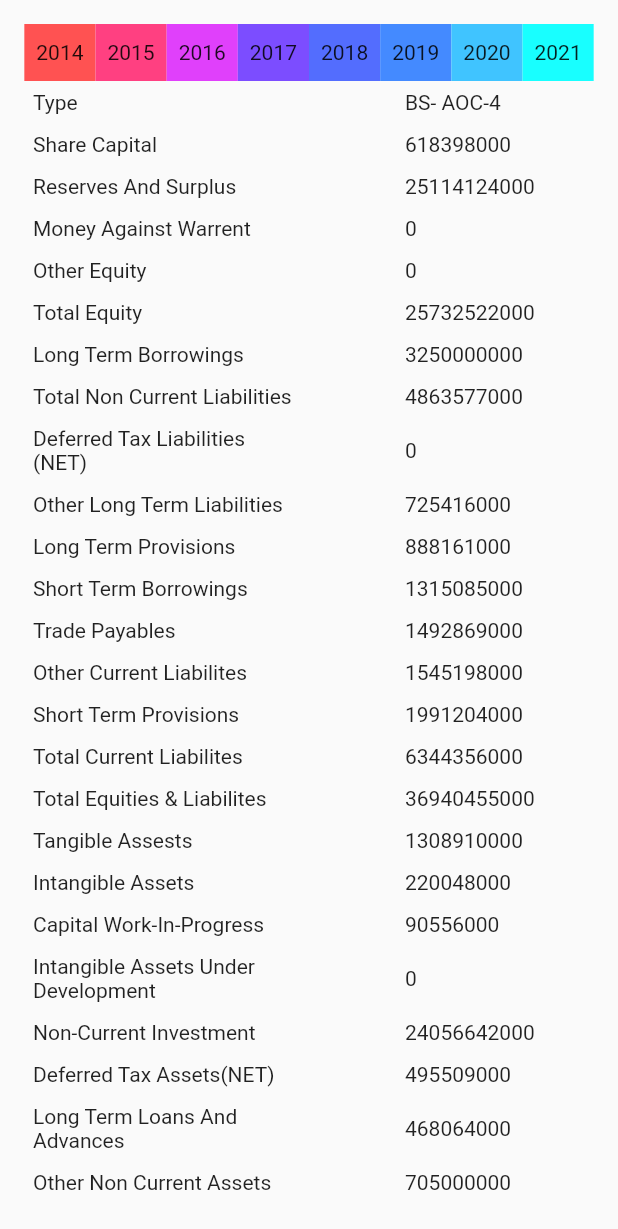
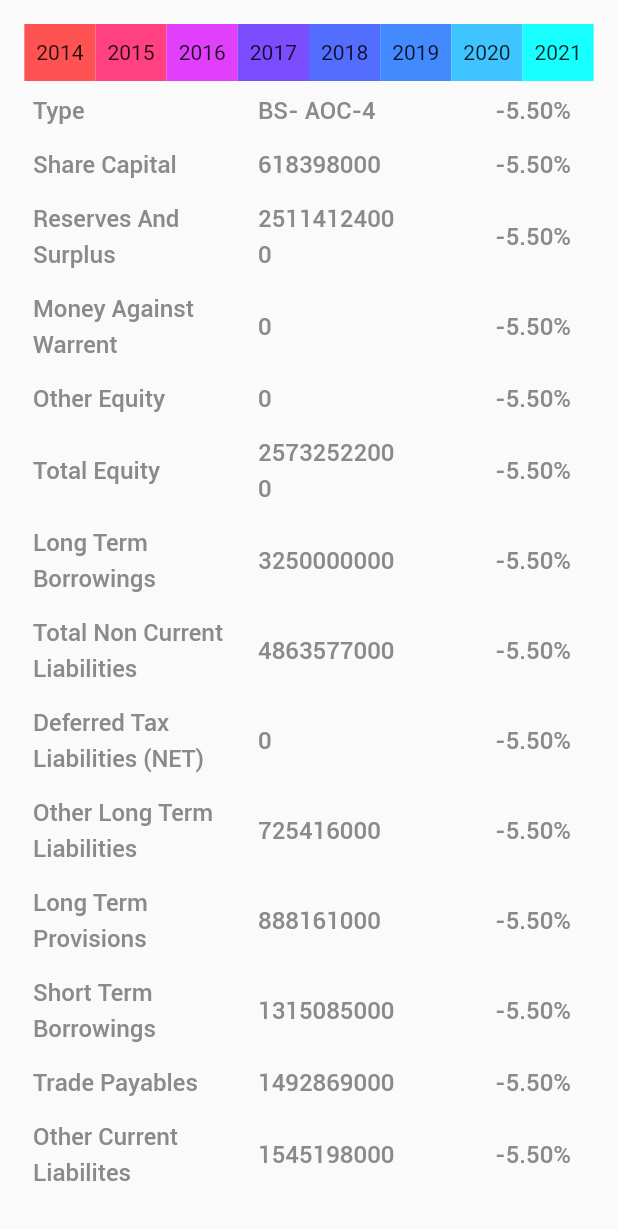
Before and after one commit to himanshuyadav146/the_company_check, a Flutter app: the MyList screen opened directly, after a tap on "Get Data", on a phone screen of 412 x 824 dp. Shown: the top 1229 px of the screen. Run offline on Flutter 3.47's test engine with Material 2 defaults, Android fonts, the light colour scheme and no system bars; our stand-ins replace flutter_spinkit, mobx; missing offline and left inert: d_chart; generated files the repository leaves out were written again; network calls fail.

```diff
--- a/lib/screens/charges/mywidget.dart
+++ b/lib/screens/charges/mywidget.dart
@@ -1,4 +1,5 @@
 import 'package:flutter/material.dart';
+import 'package:the_company_check/theme/app_theme.dart';
 
 class MyRow extends StatelessWidget {
   const MyRow({
@@ -88,13 +89,48 @@ class MyRow extends StatelessWidget {
     return Row(
       children: [
         SizedBox(
-          width: 180,
-          child: Text(getName()),
+          width: 150,
+          child: Text(getName(),
+            style: TextStyle(
+                color: AppTheme.lightGray138_1,
+                fontFamily: 'RobotoMedium',
+                fontSize: 16,
+                letterSpacing:
+                0 /*percentages not used in flutter. defaulting to zero*/,
+                fontWeight: FontWeight.normal,
+                height: 1.5 /*PERCENT not supported*/
+            ),
+
+          ),
+        ),
+        SizedBox(
+          width: 100,
+          child: Text(myValue,
+          style: TextStyle(
+              color: AppTheme.lightGray138_1,
+              fontFamily: 'RobotoMedium',
+              fontSize: 16,
+              letterSpacing:
+              0 /*percentages not used in flutter. defaulting to zero*/,
+              fontWeight: FontWeight.normal,
+              height: 1.5 /*PERCENT not supported*/
+          ),
+          ),
         ),
         const Spacer(),
         SizedBox(
-          width: 120,
-          child: Text(myValue),
+          width: 60,
+          child: Text("-5.50%",
+          style: TextStyle(
+              color: AppTheme.lightGray138_1,
+              fontFamily: 'RobotoMedium',
+              fontSize: 16,
+              letterSpacing:
+              0 /*percentages not used in flutter. defaulting to zero*/,
+              fontWeight: FontWeight.normal,
+              height: 1.5 /*PERCENT not supported*/
+          ),
+          ),
         ),
       ],
     );
```
Also changed, not shown: lib/screens/company_details/financials.dart (+8 -3 lines), lib/screens/company_details/profit_and_loss.dart (+43 -6 lines), lib/screens/company_search/company_search.dart (+10 -1 lines), lib/widgets/custom_appbar.dart (+29 -16 lines).
